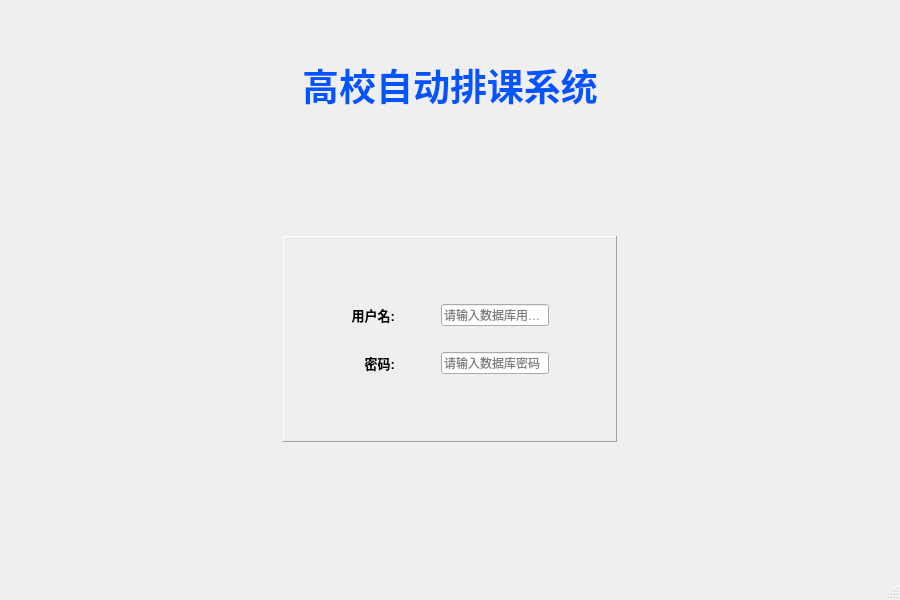
Before: the Qt Designer form mainwindow.ui in skaarf9/courseAutoGeneratedSystem, drawn with Qt 5.
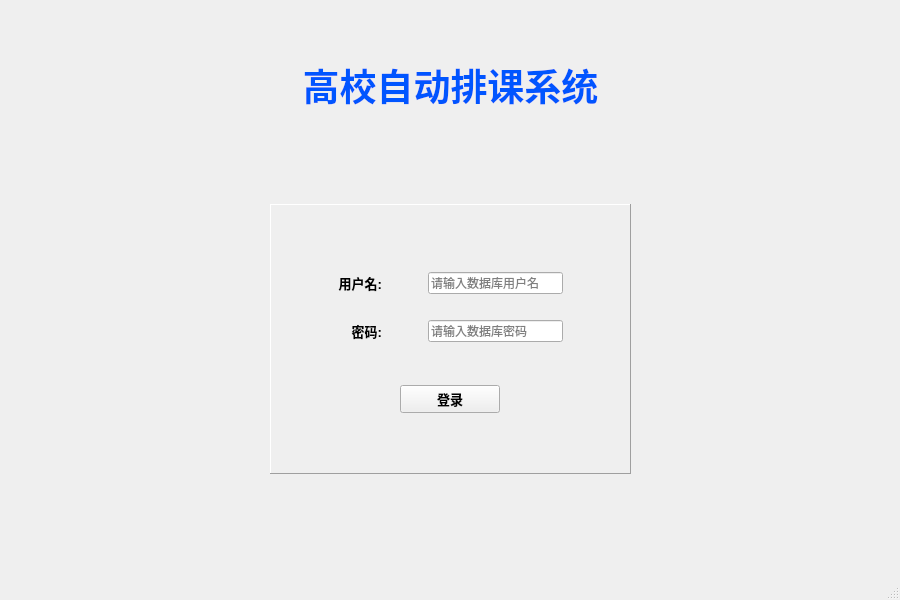
After: the same form once the commit is applied.

The edit to the form file:
```diff
--- a/mainwindow.ui
+++ b/mainwindow.ui
@@ -148,6 +148,48 @@
                 </property>
                </spacer>
               </item>
+              <item row="2" column="2">
+               <spacer name="horizontalSpacer_2">
+                <property name="orientation">
+                 <enum>Qt::Horizontal</enum>
+                </property>
+                <property name="sizeType">
+                 <enum>QSizePolicy::Fixed</enum>
+                </property>
+                <property name="sizeHint" stdset="0">
+                 <size>
+                  <width>40</width>
+                  <height>20</height>
+                 </size>
+                </property>
+               </spacer>
+              </item>
+              <item row="3" column="1">
+               <spacer name="verticalSpacer_9">
+                <property name="orientation">
+                 <enum>Qt::Vertical</enum>
+                </property>
+                <property name="sizeHint" stdset="0">
+                 <size>
+                  <width>243</width>
+                  <height>26</height>
+                 </size>
+                </property>
+               </spacer>
+              </item>
+              <item row="5" column="1">
+               <spacer name="verticalSpacer_2">
+                <property name="orientation">
+                 <enum>Qt::Vertical</enum>
+                </property>
+                <property name="sizeHint" stdset="0">
+                 <size>
+                  <width>20</width>
+                  <height>40</height>
+                 </size>
+                </property>
+               </spacer>
+              </item>
               <item row="2" column="1">
                <widget class="QWidget" name="widget_2" native="true">
                 <layout class="QGridLayout" name="gridLayout">
@@ -273,25 +315,46 @@
                 </property>
                 <property name="sizeHint" stdset="0">
                  <size>
-                  <width>40</width>
-                  <height>20</height>
-                 </size>
-                </property>
-               </spacer>
-              </item>
-              <item row="3" column="1">
-               <spacer name="verticalSpacer_2">
-                <property name="orientation">
-                 <enum>Qt::Vertical</enum>
-                </property>
-                <property name="sizeHint" stdset="0">
-                 <size>
                   <width>20</width>
                   <height>40</height>
                  </size>
                 </property>
                </spacer>
               </item>
+              <item row="4" column="1">
+               <widget class="QWidget" name="widget" native="true">
+                <layout class="QGridLayout" name="gridLayout_7">
+                 <item row="0" column="0">
+                  <widget class="QPushButton" name="btn_login">
+                   <property name="sizePolicy">
+                    <sizepolicy hsizetype="Minimum" vsizetype="Fixed">
+                     <horstretch>0</horstretch>
+                     <verstretch>0</verstretch>
+                    </sizepolicy>
+                   </property>
+                   <property name="maximumSize">
+                    <size>
+                     <width>100</width>
+                     <height>16777215</height>
+                    </size>
+                   </property>
+                   <property name="font">
+                    <font>
+                     <pointsize>10</pointsize>
+                     <bold>true</bold>
+                    </font>
+                   </property>
+                   <property name="layoutDirection">
+                    <enum>Qt::LeftToRight</enum>
+                   </property>
+                   <property name="text">
+                    <string>登录</string>
+                   </property>
+                  </widget>
+                 </item>
+                </layout>
+               </widget>
+              </item>
              </layout>
             </widget>
            </item>
```
Left out of the diff: 24 changed lines with no effect on the pictures.
